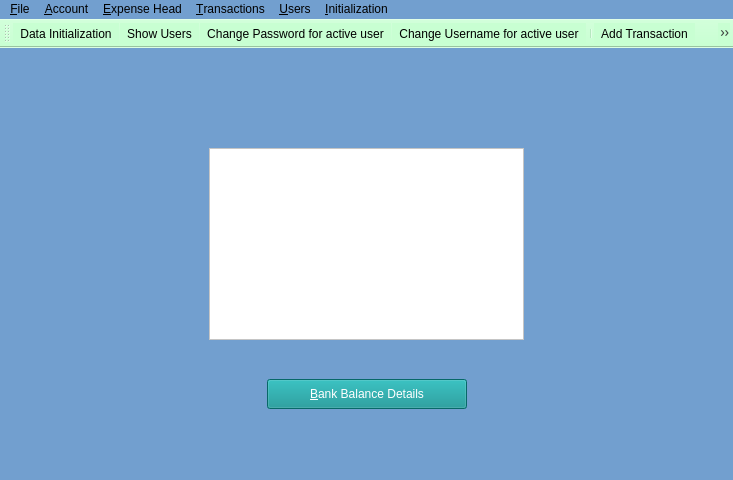
Old version of the form ui_files/home.ui in the repository mosleuddin/ExpenseTracker.
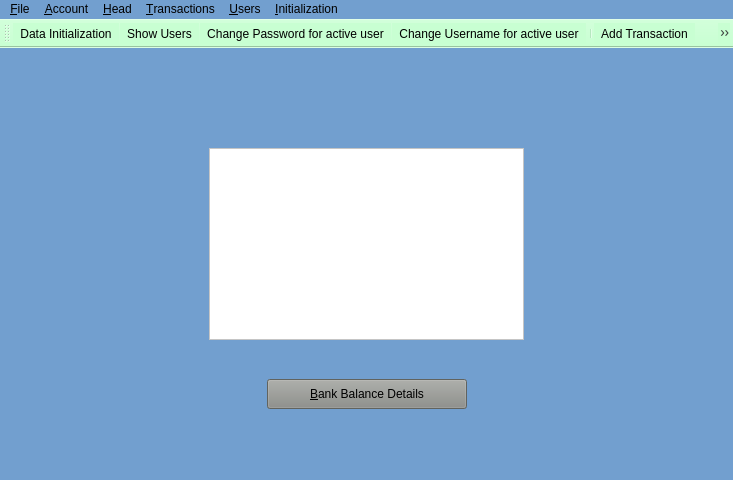
New version of the form. Icons and pictures are not drawn.

```diff
--- a/ui_files/home.ui
+++ b/ui_files/home.ui
@@ -187,8 +187,7 @@
          <font/>
         </property>
         <property name="styleSheet">
-         <string notr="true">color: rgb(255, 255, 255);
-background-color: rgb(10, 145, 145);</string>
+         <string notr="true">background-color: rgb(136, 138, 133);</string>
         </property>
         <property name="text">
          <string>&amp;Bank Balance Details</string>
@@ -260,7 +259,7 @@
    </widget>
    <widget class="QMenu" name="menu_Head">
     <property name="title">
-     <string>&amp;Expense Head</string>
+     <string>&amp;Head</string>
     </property>
     <addaction name="action_Add_Head"/>
     <addaction name="action_Edit_Head"/>
```
